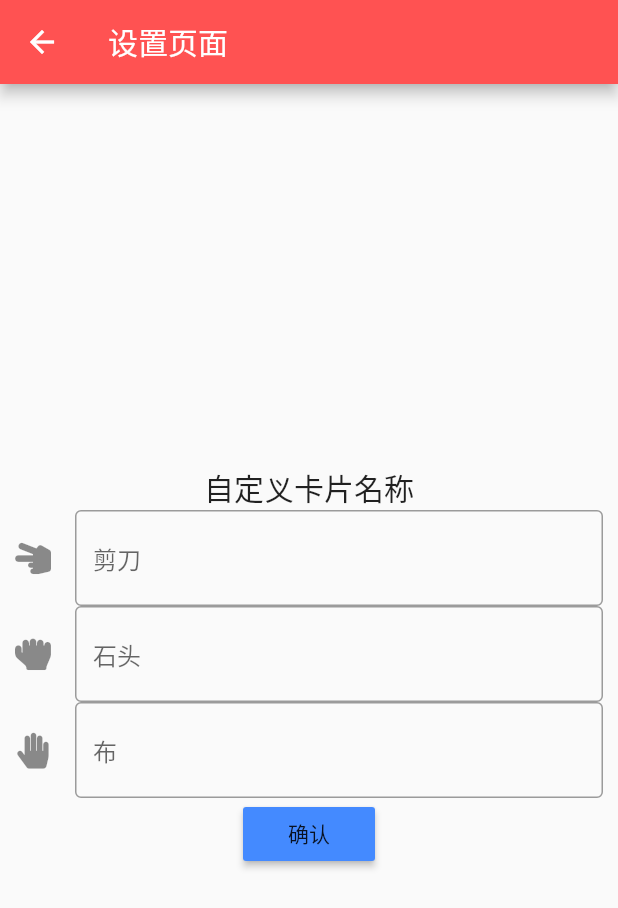
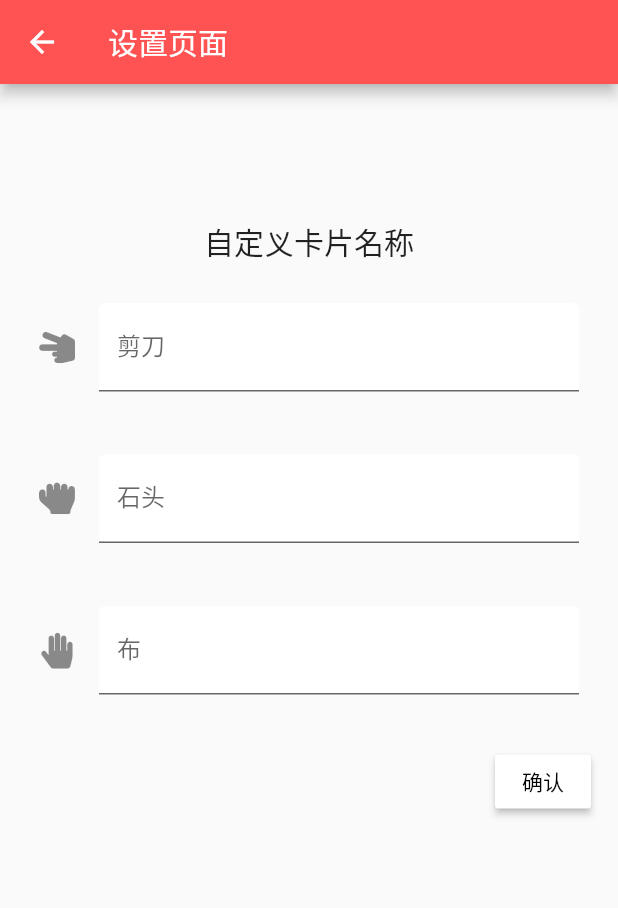
Before and after one commit to AllenMistake/flutter_app_test, a Flutter app: the screen it shows after launch, in the side drawer, after a tap on "设置", on a phone screen of 412 x 824 dp. Shown: the top 908 px of the screen. Run offline on Flutter 3.47's test engine with Material 2 defaults, Android fonts, the phone set to English and light mode, and no system bars.

Commit message:
添加动画，新UI设计

```diff
--- a/lib/pages/home_page.dart
+++ b/lib/pages/home_page.dart
@@ -1,5 +1,5 @@
 import 'dart:math';
-
+import 'package:flutter/animation.dart';
 import 'package:flutter/material.dart';
 import 'package:flutter_app_test/cards/card_tl.dart';
 import 'package:flutter_app_test/pages/about_page.dart';
@@ -10,13 +10,47 @@ class HomePage extends StatefulWidget {
   final MyCard card2 = new MyCard("石头", 1);
   final MyCard card3 = new MyCard("布", 2);
   String mainString = "Fighting";
-
-
   @override
   _HomePageState createState() => new _HomePageState();
 }
 
-class _HomePageState extends State<HomePage> {
+class _HomePageState extends State<HomePage>
+    with SingleTickerProviderStateMixin {
+  Animation<double> animation;
+  AnimationController controller;
+  Animation<EdgeInsets> movement;
+
+  initState() {
+    super.initState();
+    controller = new AnimationController(
+        duration: const Duration(milliseconds: 5000), vsync: this);
+
+    //animation = new Tween(begin: 0.0, end: 300.0).animate(controller)
+    movement = EdgeInsetsTween(
+      begin: EdgeInsets.only(top: 0.0, right: 0.0),
+      end: EdgeInsets.only(top: 0.0, right: 100.0),
+    ).animate(
+      CurvedAnimation(
+        parent: controller,
+        curve: Interval(
+          0.1,
+          0.5,
+          curve: Curves.fastOutSlowIn,
+        ),
+      ),
+    )..addListener(() {
+      setState(() {
+        // the state that has changed here is the animation object’s value
+      });
+    });
+    controller.forward();
+  }
+
+  dispose() {
+    controller.dispose();
+    super.dispose();
+  }
+
   MyCard aiCard;
   @override
   Widget build(BuildContext context) {
@@ -89,6 +123,8 @@ class _HomePageState extends State<HomePage> {
       body: new Column(
         //中央内容部分body
         children: [
+        resultAnimation(),
+          /*
           new Container(
             child: new Text(
               widget.mainString,
@@ -97,8 +133,10 @@ class _HomePageState extends State<HomePage> {
             alignment: Alignment.center,
             color: Color.fromARGB(223, 121, 322, 213),
 //            width: 300,
-            height: 550,
+            height: 300,
+            //padding: movement.value,
           ),
+          */
           new Expanded(
             child: new Row(
               children: <Widget>[
@@ -162,10 +200,18 @@ class _HomePageState extends State<HomePage> {
     );
   }
 
+
+
   MyCard _aiCard() {
     var n = Random().nextInt(3);
-    if (n == 0) {print('0');return new MyCard("${widget.card1.cardName}", 0);}
-    if (n == 1) {print('1');return new MyCard("${widget.card2.cardName}", 1);}
+    if (n == 0) {
+      print('0');
+      return new MyCard("${widget.card1.cardName}", 0);
+    }
+    if (n == 1) {
+      print('1');
+      return new MyCard("${widget.card2.cardName}", 1);
+    }
     print('$n');
     return new MyCard("${widget.card3.cardName}", 2);
   }
@@ -178,7 +224,7 @@ class _HomePageState extends State<HomePage> {
       return "电脑赢了！";
   }
 
-  void _pressCard(MyCard card){
+  void _pressCard(MyCard card) {
     setState(() {
       widget.mainString = card.cardName;
     });
@@ -194,8 +240,7 @@ class _HomePageState extends State<HomePage> {
               children: <Widget>[
                 new Text('您出的是${card.cardName}'),
                 new Text('电脑出的是${aiCard.cardName}'),
-                new Text(_cardCompare(
-                    aiCard.cardId, card.cardId)),
+                new Text(_cardCompare(aiCard.cardId, card.cardId)),
               ],
             ),
           ),
@@ -213,4 +258,20 @@ class _HomePageState extends State<HomePage> {
       print(val);
     });
   }
+
+  Widget resultAnimation(){
+
+
+    return new Container(
+      child: new Text(
+        widget.mainString,
+        style: new TextStyle(fontSize: 35.0),
+      ),
+      alignment: Alignment.center,
+      color: Color.fromARGB(223, 121, 322, 213),
+//            width: 300,
+      height: 300,
+      //padding: movement.value,
+    );
+  }
 }
--- a/lib/pages/set_page.dart
+++ b/lib/pages/set_page.dart
@@ -6,7 +6,7 @@ class SetPage extends StatefulWidget {
   final MyCard card2;
   final MyCard card3;
 
-  SetPage(this.card1,this.card2,this.card3);
+  SetPage(this.card1, this.card2, this.card3);
 
   @override
   _SetPageState createState() => new _SetPageState();
@@ -17,9 +17,6 @@ class _SetPageState extends State<SetPage> {
   final titleColor = Colors.blue;
   @override
   Widget build(BuildContext context) {
-    String s1 = widget.card1.cardName;
-    String s2 = widget.card2.cardName;
-    String s3 = widget.card3.cardName;
     final TextEditingController _controller1 = TextEditingController();
     final TextEditingController _controller2 = TextEditingController();
     final TextEditingController _controller3 = TextEditingController();
@@ -30,47 +27,70 @@ class _SetPageState extends State<SetPage> {
         backgroundColor: Colors.redAccent,
       ),
       body: Padding(
-        padding: EdgeInsets.all(10.0), //设置边距
-        child: Column(
-            mainAxisAlignment: MainAxisAlignment.center, //内容居中
+        padding: EdgeInsets.all(10.0),
+        child: SafeArea(
+          child: ListView(
             children: <Widget>[
+              const SizedBox(height: 80.0),
+              new Center(
+                child: createTitle('自定义卡片名称'),
+              ),
+              const SizedBox(height: 10.0),
+              _buildTextField(0, widget.card1.cardName, _controller1, 0xf00b,
+                  'appIconFonts'),
               SizedBox(height: 10.0),
-              createTitle('自定义卡片名称'),
-              TextField(
-                controller: _controller1,
-                decoration: InputDecoration(
-                    icon: Icon(IconData(0xf00b, fontFamily: 'appIconFonts')),
-                    hintText: '$s1',
-                    border: OutlineInputBorder()
-                ),
-                //onSubmitted:  _card1Submitted,
-              ),
-              TextField(
-                controller: _controller2,
-                decoration: InputDecoration(
-                    icon: Icon(IconData(0xf009, fontFamily: 'appIconFonts')),
-                    hintText: '$s2',
-                    border: OutlineInputBorder()),
-              ),
-              TextField(
-                controller: _controller3,
-                decoration: InputDecoration(
-                    icon: Icon(IconData(0xf002, fontFamily: 'appIconFonts')),
-                    hintText: '$s3',
-                    border: OutlineInputBorder()),
-              ),
-          new RaisedButton(
-              color: Colors.blueAccent,
+              _buildTextField(1, widget.card2.cardName, _controller2, 0xf009,
+                  'appIconFonts'),
+              SizedBox(height: 10.0),
+              _buildTextField(2, widget.card3.cardName, _controller3, 0xf002,
+                  'appIconFonts'),
+              SizedBox(height: 10.0),
+            ButtonBar(
+              children: <Widget>[
+                RaisedButton(
                   onPressed: () {
-                // 将输入的内容返回
                     var s = new List();
                     s.add(_controller1.text);
                     s.add(_controller2.text);
                     s.add(_controller3.text);
                     Navigator.of(context).pop(s);
                   },
+                  child: Text('确认'),
+                  color: Colors.white,
+                )
+              ],
+            ),
+              /*
+              new RaisedButton(
+                  color: Colors.blueAccent,
+                  onPressed: () {
+                    // 将输入的内容返回
+
+                  },
                   child: new Text("确认"))
-            ]),
+                  */
+            ],
+          ),
+        ),
+      ),
+    );
+  }
+
+  Widget _buildTextField(int i, String s, TextEditingController controller,
+      int iconNum, String iconFamily) {
+    return Padding(
+      padding: const EdgeInsets.all(16.0),
+      child: Material(
+        borderRadius: BorderRadius.circular(10.0),
+        child: TextField(
+          controller: controller,
+          decoration: InputDecoration(
+            icon: Icon(IconData(iconNum, fontFamily: iconFamily)),
+            filled: true,
+            labelText: "$s",
+            fillColor: Colors.white,
+          ),
+        ),
       ),
     );
   }
```
Lines whose indentation alone changed are shown as unchanged.
